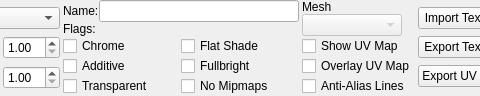
Qt form src/tools/hlmv/ui/assets/studiomodel/dockpanels/StudioModelTexturesPanel.ui (SamVanheer/HalfLifeAssetManager) before a commit; both pictures show x 240 to 720 and y 0 to 96 of the 1230 by 96 pixel window.
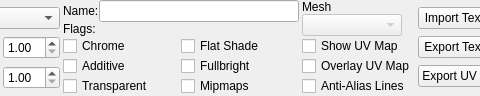
The same form after that commit.

Commit message: Update No Mipmaps flag name to reflect actual engine behavior

Patch:
```diff
--- a/src/tools/hlmv/ui/assets/studiomodel/dockpanels/StudioModelTexturesPanel.ui
+++ b/src/tools/hlmv/ui/assets/studiomodel/dockpanels/StudioModelTexturesPanel.ui
@@ -614,7 +614,7 @@
      <item row="4" column="1">
       <widget class="QCheckBox" name="NoMipmaps">
        <property name="text">
-        <string>No Mipmaps</string>
+        <string>Mipmaps</string>
        </property>
       </widget>
      </item>
```
Left out of the diff: 2 changed lines with no effect on the pictures. The commit also changes 2 other files.
